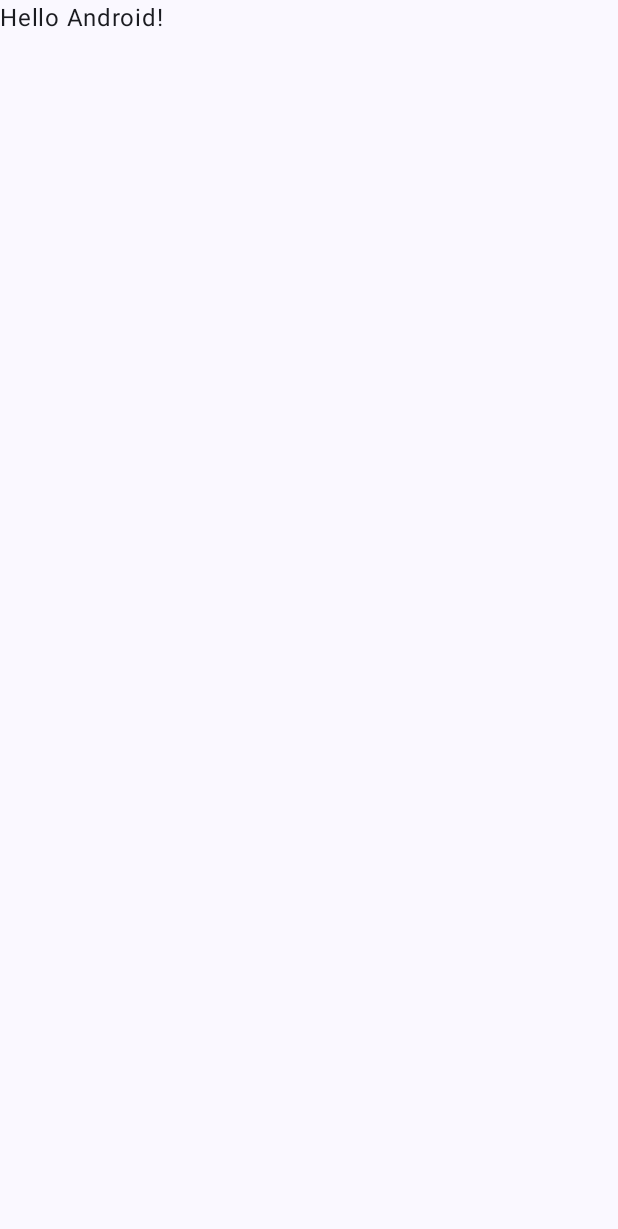
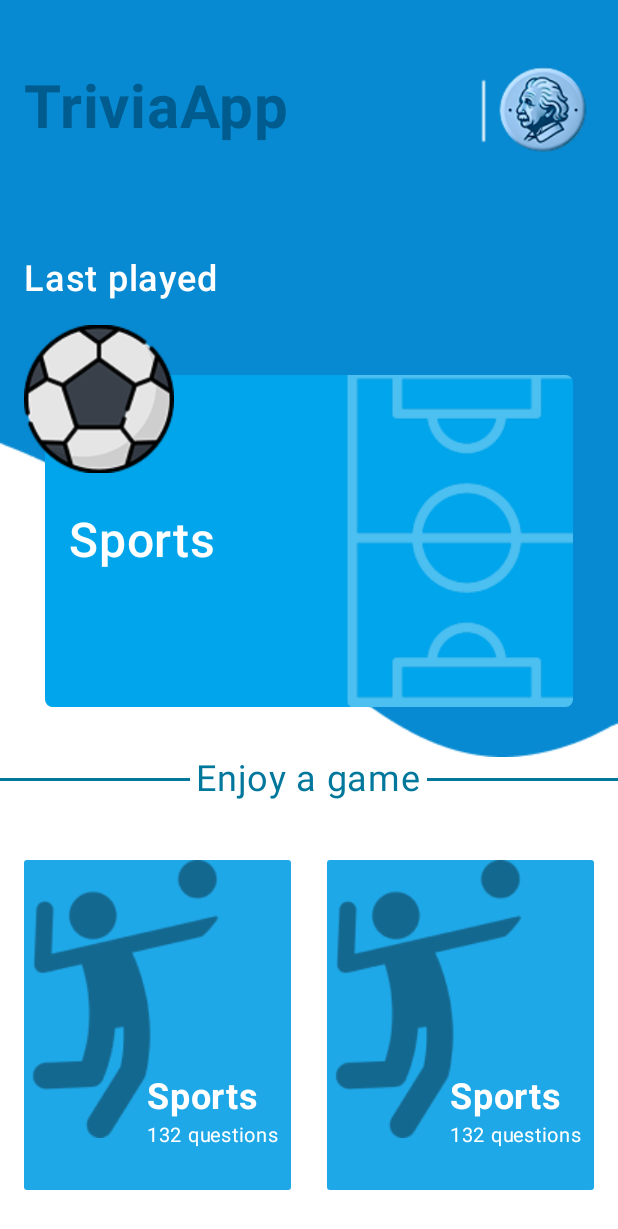
Before and after one commit to AllanAviana/TriviaApp-Android, an Android app built with Jetpack Compose: the screen it shows after launch (MainActivity), on a phone screen of 412 x 824 dp. Before the commit the part shown is almost empty. Shown: the top 1229 px of the screen. Run offline under Robolectric (Android 15) with nearby library versions, the phone set to English and light mode, and no system bars.

Commit message:
feat: add HomeScreen layout

```diff
--- a/app/src/main/java/com/example/triviaapp_android/MainActivity.kt
+++ b/app/src/main/java/com/example/triviaapp_android/MainActivity.kt
@@ -11,6 +11,7 @@ import androidx.compose.material3.Text
 import androidx.compose.runtime.Composable
 import androidx.compose.ui.Modifier
 import androidx.compose.ui.tooling.preview.Preview
+import com.example.triviaapp_android.presentation.screen.home.HomeScreen
 import com.example.triviaapp_android.ui.theme.TriviaAppAndroidTheme
 
 class MainActivity : ComponentActivity() {
@@ -19,29 +20,8 @@ class MainActivity : ComponentActivity() {
         enableEdgeToEdge()
         setContent {
             TriviaAppAndroidTheme {
-                Scaffold(modifier = Modifier.fillMaxSize()) { innerPadding ->
-                    Greeting(
-                        name = "Android",
-                        modifier = Modifier.padding(innerPadding)
-                    )
-                }
+                HomeScreen()
             }
         }
     }
 }
-
-@Composable
-fun Greeting(name: String, modifier: Modifier = Modifier) {
-    Text(
-        text = "Hello $name!",
-        modifier = modifier
-    )
-}
-
-@Preview(showBackground = true)
-@Composable
-fun GreetingPreview() {
-    TriviaAppAndroidTheme {
-        Greeting("Android")
-    }
-}
--- /dev/null
+++ b/app/src/main/java/com/example/triviaapp_android/presentation/screen/home/Components/DividerWithText.kt
@@ -0,0 +1,44 @@
+
+import androidx.compose.foundation.layout.Row
+import androidx.compose.foundation.layout.fillMaxWidth
+import androidx.compose.foundation.layout.padding
+import androidx.compose.material3.Divider
+import androidx.compose.material3.Text
+import androidx.compose.runtime.Composable
+import androidx.compose.ui.Alignment
+import androidx.compose.ui.Modifier
+import androidx.compose.ui.graphics.Color
+import androidx.compose.ui.unit.dp
+import androidx.compose.ui.unit.sp
+
+@Composable
+        fun DividerWithText(
+    modifier: Modifier = Modifier,
+    text: String = "Enjoy a game",
+    lineColor: Color = Color(0xFF01779C),
+        ) {
+            Row(
+                modifier = modifier
+                    .fillMaxWidth(),
+                verticalAlignment = Alignment.CenterVertically
+            ) {
+                Divider(
+                    color = lineColor,
+                    thickness = 2.dp,
+                    modifier = Modifier.weight(1f)
+                )
+
+                Text(
+                    text = text,
+                    fontSize = 24.sp,
+                    color = lineColor,
+                    modifier = Modifier.padding(horizontal = 4.dp)
+                )
+
+                Divider(
+                    color = lineColor,
+                    thickness = 2.dp,
+                    modifier = Modifier.weight(1f)
+                )
+            }
+        }
--- /dev/null
+++ b/app/src/main/java/com/example/triviaapp_android/presentation/screen/home/Components/HomeForm.kt
@@ -0,0 +1,8 @@
+
+import androidx.compose.runtime.Composable
+
+@Composable
+        fun HomeForm(){
+            DividerWithText()
+            PlayCardGrid()
+        }
--- /dev/null
+++ b/app/src/main/java/com/example/triviaapp_android/presentation/screen/home/Components/HomeHeader.kt
@@ -0,0 +1,87 @@
+
+import androidx.compose.foundation.Image
+import androidx.compose.foundation.background
+import androidx.compose.foundation.layout.Arrangement
+import androidx.compose.foundation.layout.Box
+import androidx.compose.foundation.layout.Row
+import androidx.compose.foundation.layout.fillMaxWidth
+import androidx.compose.foundation.layout.height
+import androidx.compose.foundation.layout.offset
+import androidx.compose.foundation.layout.padding
+import androidx.compose.foundation.layout.size
+import androidx.compose.material3.Text
+import androidx.compose.runtime.Composable
+import androidx.compose.ui.Alignment
+import androidx.compose.ui.Modifier
+import androidx.compose.ui.graphics.Color
+import androidx.compose.ui.layout.ContentScale
+import androidx.compose.ui.res.painterResource
+import androidx.compose.ui.text.font.FontWeight
+import androidx.compose.ui.unit.dp
+import androidx.compose.ui.unit.sp
+import androidx.compose.ui.zIndex
+import com.example.triviaapp_android.R
+
+@Composable
+        fun HomeHeader(){
+            Box(
+                modifier = Modifier
+                    .fillMaxWidth()
+                    .height(216.dp)
+                    .background(Color(0xFF078AD2))
+                    .padding(horizontal = 16.dp)
+                    .padding(top = 32.dp)
+                    .zIndex(1f)
+            ) {
+                Row(
+                    modifier = Modifier.fillMaxWidth(),
+                    verticalAlignment = Alignment.CenterVertically,
+                    horizontalArrangement = Arrangement.SpaceBetween
+                ) {
+                    Text(
+                        "TriviaApp",
+                        color = Color(0xFF005C8E),
+                        fontSize = 40.sp,
+                        fontWeight = FontWeight.Bold,
+                    )
+                    Image(
+                        painter = painterResource(id = R.drawable.homeappicon),
+                        contentDescription = null,
+                        modifier = Modifier.size(80.dp)
+                    )
+                }
+
+                Text(
+                    text = "Last played",
+                    color = Color.White,
+                    fontSize = 24.sp,
+                    fontWeight = FontWeight.SemiBold,
+                    modifier = Modifier
+                        .align(Alignment.BottomStart)
+                        .padding(bottom = 16.dp)
+                )
+            }
+
+            Box() {
+                Image(
+                    painter = painterResource(id = R.drawable.homewavetop),
+                    contentDescription = null,
+                    modifier = Modifier
+                        .fillMaxWidth()
+                        .offset(y = (-1).dp),
+                    contentScale = ContentScale.Crop
+                )
+
+                LastPlayedCard(
+                    modifier = Modifier.align(Alignment.Center)
+                )
+
+                Image(
+                    painter = painterResource(id = R.drawable.ball),
+                    contentDescription = null,
+                    modifier = Modifier
+                        .size(100.dp)
+                        .offset(x = 16.dp)
+                )
+            }
+        }
--- /dev/null
+++ b/app/src/main/java/com/example/triviaapp_android/presentation/screen/home/Components/LastPlayedCard.kt
@@ -0,0 +1,51 @@
+
+import androidx.compose.foundation.Image
+import androidx.compose.foundation.background
+import androidx.compose.foundation.layout.Arrangement
+import androidx.compose.foundation.layout.Row
+import androidx.compose.foundation.layout.height
+import androidx.compose.foundation.layout.padding
+import androidx.compose.foundation.layout.width
+import androidx.compose.foundation.shape.RoundedCornerShape
+import androidx.compose.material3.Text
+import androidx.compose.runtime.Composable
+import androidx.compose.ui.Alignment
+import androidx.compose.ui.Modifier
+import androidx.compose.ui.draw.clip
+import androidx.compose.ui.graphics.Color
+import androidx.compose.ui.layout.ContentScale
+import androidx.compose.ui.res.painterResource
+import androidx.compose.ui.text.font.FontWeight
+import androidx.compose.ui.unit.dp
+import androidx.compose.ui.unit.sp
+import com.example.triviaapp_android.R
+
+@Composable
+        fun LastPlayedCard(modifier: Modifier = Modifier){
+            Row(
+                modifier = modifier
+                    .width(352.dp)
+                    .height(221.dp)
+                    .clip(RoundedCornerShape(5.dp))
+                    .background(Color(0xFF00A5EC)),
+                verticalAlignment = Alignment.CenterVertically,
+                horizontalArrangement = Arrangement.SpaceBetween
+            ) {
+                Text(
+                    text = "Sports",
+                    color = Color.White,
+                    fontSize = 32.sp,
+                    fontWeight = FontWeight.SemiBold,
+                    modifier = Modifier.padding(start = 16.dp)
+                )
+
+                Image(
+                    painter = painterResource(id = R.drawable.field),
+                    contentDescription = null,
+                    modifier = Modifier
+                        .width(157.dp)
+                        .height(240.dp),
+                    contentScale = ContentScale.Crop
+                )
+            }
+        }
--- /dev/null
+++ b/app/src/main/java/com/example/triviaapp_android/presentation/screen/home/Components/PlayCard.kt
@@ -0,0 +1,65 @@
+
+import androidx.compose.foundation.Image
+import androidx.compose.foundation.background
+import androidx.compose.foundation.layout.Box
+import androidx.compose.foundation.layout.Column
+import androidx.compose.foundation.layout.height
+import androidx.compose.foundation.layout.padding
+import androidx.compose.foundation.layout.size
+import androidx.compose.foundation.layout.width
+import androidx.compose.foundation.shape.RoundedCornerShape
+import androidx.compose.material3.Text
+import androidx.compose.runtime.Composable
+import androidx.compose.ui.Alignment
+import androidx.compose.ui.Modifier
+import androidx.compose.ui.draw.clip
+import androidx.compose.ui.graphics.Color
+import androidx.compose.ui.layout.ContentScale
+import androidx.compose.ui.res.painterResource
+import androidx.compose.ui.text.font.FontWeight
+import androidx.compose.ui.unit.dp
+import androidx.compose.ui.unit.sp
+import com.example.triviaapp_android.R
+
+@Composable
+        fun PlayCard(
+            title: String = "Sports",
+            totalQuestions: Int = 132,
+            modifier: Modifier = Modifier
+        ) {
+            Box(
+                modifier = modifier
+                    .size(width = 140.dp, height = 220.dp)
+                    .clip(RoundedCornerShape(2.dp))
+                    .background(Color(0xFF1FA8E8))
+            ) {
+
+                Image(
+                    painter = painterResource(id = R.drawable.man),
+                    contentDescription = null,
+                    contentScale = ContentScale.Crop,
+                    modifier = Modifier
+                        .width(135.dp)
+                        .height(185.dp)
+                        .align(Alignment.TopStart)
+                )
+
+                Column(
+                    modifier = Modifier
+                        .align(Alignment.BottomEnd)
+                        .padding(end = 8.dp, bottom = 24.dp)
+                ) {
+                    Text(
+                        text = title,
+                        fontSize = 24.sp,
+                        fontWeight = FontWeight.Bold,
+                        color = Color.White
+                    )
+                    Text(
+                        text = "$totalQuestions questions",
+                        fontSize = 13.sp,
+                        color = Color.White
+                    )
+                }
+            }
+        }
--- /dev/null
+++ b/app/src/main/java/com/example/triviaapp_android/presentation/screen/home/Components/PlayCardGrid.kt
@@ -0,0 +1,31 @@
+
+
+import androidx.compose.foundation.layout.Arrangement
+import androidx.compose.foundation.layout.PaddingValues
+import androidx.compose.foundation.layout.fillMaxWidth
+import androidx.compose.foundation.layout.heightIn
+import androidx.compose.foundation.lazy.grid.GridCells
+import androidx.compose.foundation.lazy.grid.LazyVerticalGrid
+import androidx.compose.runtime.Composable
+import androidx.compose.ui.Modifier
+import androidx.compose.ui.unit.dp
+
+
+
+@Composable
+        fun PlayCardGrid(
+            totalCards: Int = 4,
+            modifier: Modifier = Modifier
+        ) {
+            LazyVerticalGrid(
+                columns = GridCells.Fixed(2),
+                modifier = modifier.fillMaxWidth().heightIn(max = 600.dp),
+                contentPadding = PaddingValues(horizontal = 16.dp, vertical = 40.dp),
+                horizontalArrangement = Arrangement.spacedBy(24.dp),
+                verticalArrangement = Arrangement.spacedBy(32.dp)
+            ) {
+                items(totalCards) {
+                    PlayCard()
+                }
+            }
+        }
--- /dev/null
+++ b/app/src/main/java/com/example/triviaapp_android/presentation/screen/home/HomeScreen.kt
@@ -0,0 +1,35 @@
+package com.example.triviaapp_android.presentation.screen.home
+
+import HomeForm
+import HomeHeader
+import androidx.compose.foundation.background
+import androidx.compose.foundation.layout.fillMaxSize
+import androidx.compose.foundation.lazy.LazyColumn
+import androidx.compose.runtime.Composable
+import androidx.compose.ui.Modifier
+import androidx.compose.ui.graphics.Color
+import androidx.compose.ui.tooling.preview.Preview
+
+@Composable
+fun HomeScreen(){
+    LazyColumn(
+        modifier = Modifier
+            .fillMaxSize()
+            .background(Color.White)
+    ) {
+
+        item{
+            HomeHeader()
+        }
+
+        item {
+            HomeForm()
+        }
+    }
+}
+
+@Preview
+@Composable
+fun HomeScreenPreview() {
+    HomeScreen()
+}
```
Also changed, not shown: app/src/main/res/drawable/ball.png (added), app/src/main/res/drawable/field.png (added), app/src/main/res/drawable/homeappicon.png (added), app/src/main/res/drawable/homewavetop.png (added), app/src/main/res/drawable/man.png (added).
